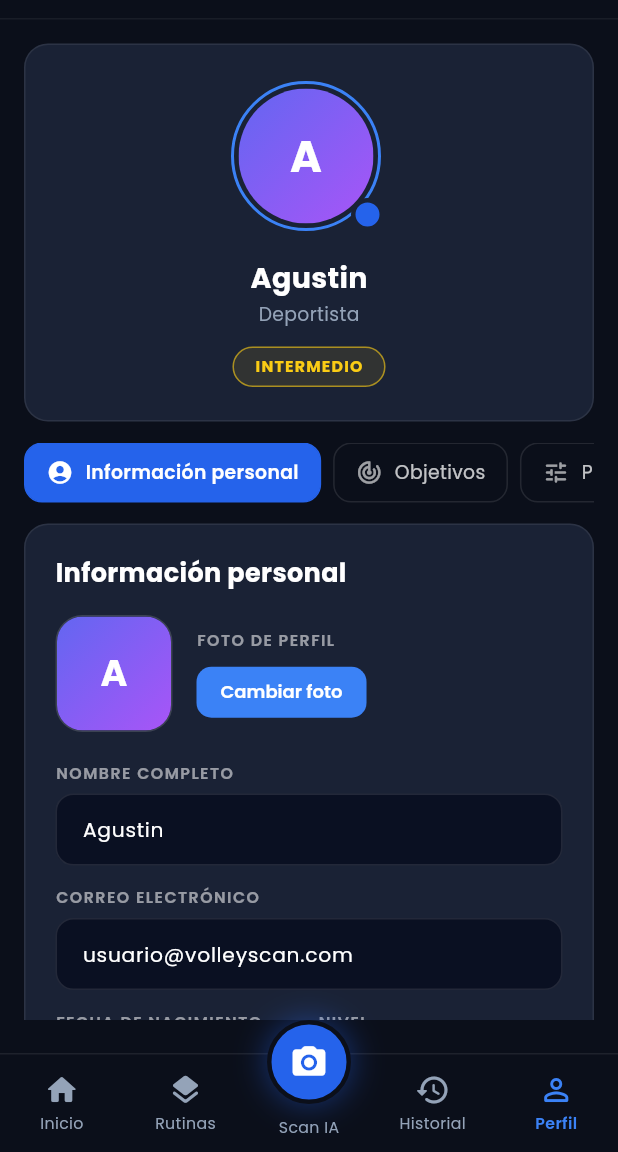
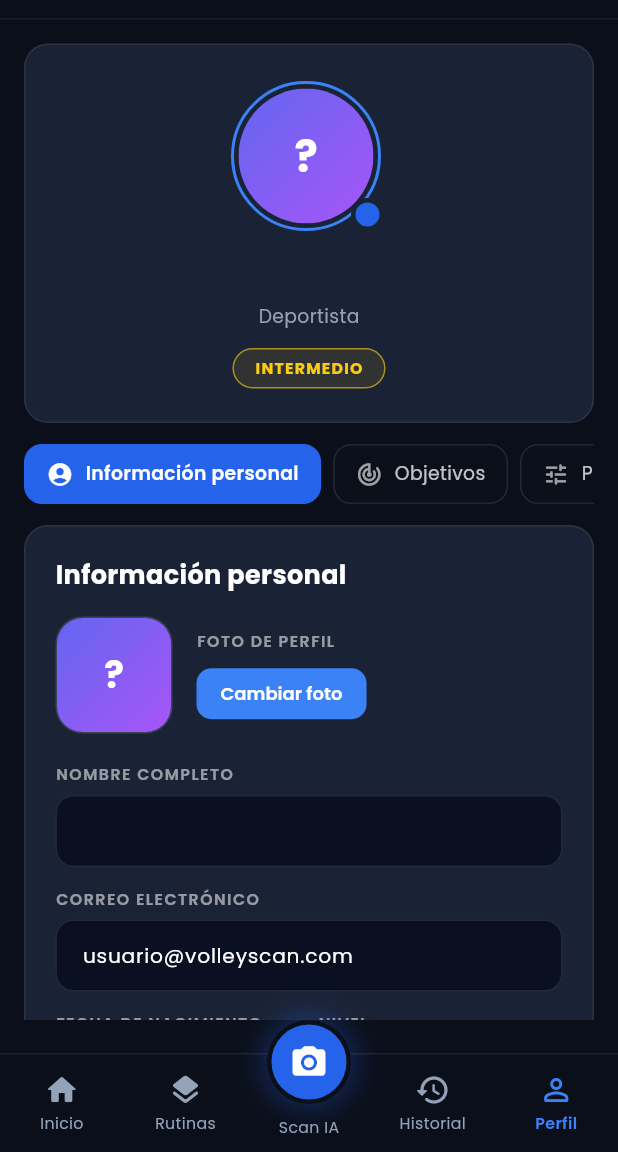
Before and after one commit to hellenstefany/volleyscan_flutter, a Flutter app: the ProfileScreen screen opened directly, on a phone screen of 412 x 824 dp, the part 84-1236 px from its top. Run offline on Flutter 3.47's test engine with Material 3 defaults, Android fonts, the phone set to English and light mode, and no system bars; our stand-ins replace flutter_secure_storage, google_fonts; accounts and stored records are empty; network calls fail.

Commit message:
chore(perfil): agregar image_picker y leer usuario real en lugar de Agustin

```diff
--- a/lib/screens/profile_screen.dart
+++ b/lib/screens/profile_screen.dart
@@ -15,7 +15,7 @@ import '../widgets/usuario/security_form.dart';
 
 /// Pantalla "Perfil de Usuario".
 class ProfileScreen extends StatefulWidget {
-  const ProfileScreen({super.key, this.userName = 'Agustin', this.photoPath});
+  const ProfileScreen({super.key, this.userName = '', this.photoPath});
 
   final String userName;
 
@@ -154,7 +154,7 @@ class _ProfileScreenState extends State<ProfileScreen> {
       padding: const EdgeInsets.fromLTRB(16, 12, 16, 12),
       decoration: BoxDecoration(
         border: Border(
-          bottom: BorderSide(color: Colors.white.withOpacity(0.06)),
+          bottom: BorderSide(color: Colors.white.withValues(alpha: 0.06)),
         ),
       ),
       child: Row(
@@ -167,7 +167,7 @@ class _ProfileScreenState extends State<ProfileScreen> {
               decoration: BoxDecoration(
                 color: DashColors.card,
                 borderRadius: BorderRadius.circular(14),
-                border: Border.all(color: Colors.white.withOpacity(0.1)),
+                border: Border.all(color: Colors.white.withValues(alpha: 0.1)),
               ),
               child: const Icon(
                 Icons.menu_rounded,
--- a/lib/utils/bottom_nav_router.dart
+++ b/lib/utils/bottom_nav_router.dart
@@ -17,7 +17,7 @@ void goToTab(
   BuildContext context,
   int index, {
   required int current,
-  String userName = 'Agustin',
+  String userName = '',
 }) {
   if (index == current) return;
 
--- a/lib/utils/drawer_router.dart
+++ b/lib/utils/drawer_router.dart
@@ -14,7 +14,7 @@ void goToMenuItem(
   BuildContext context,
   String id, {
   required String current,
-  String userName = 'Agustin',
+  String userName = '',
 }) {
   final nav = Navigator.of(context);
 
--- a/lib/widgets/usuario/menu_button.dart
+++ b/lib/widgets/usuario/menu_button.dart
@@ -19,16 +19,19 @@ class UserDrawer extends StatelessWidget {
   const UserDrawer({
     super.key,
     required this.selectedId,
-    this.userName = 'Agustin',
+    this.userName = '',
+    this.photoUrl,
   });
 
   final String selectedId;
   final String userName;
+  final String? photoUrl;
 
   @override
   Widget build(BuildContext context) {
     return DashboardDrawer(
       userName: userName,
+      photoUrl: photoUrl,
       selectedId: selectedId,
       onSelect: (id) =>
           goToMenuItem(context, id, current: selectedId, userName: userName),
--- a/lib/widgets/usuario/profile_avatar.dart
+++ b/lib/widgets/usuario/profile_avatar.dart
@@ -1,6 +1,8 @@
 import 'package:flutter/material.dart';
+import '../../services/api_service.dart';
 
-/// Foto de perfil. Si no hay imagen, muestra las iniciales sobre un degradado.
+/// Foto de perfil. Si no hay imagen o falla la carga, muestra las iniciales sobre un degradado.
+/// Soporta URLs de red (`http://`, `https://`), rutas relativas del backend (`/media/...`) y assets locales.
 /// Con [cornerRadius] es un cuadrado redondeado; sin él, un círculo.
 class ProfileAvatar extends StatelessWidget {
   const ProfileAvatar({
@@ -18,7 +20,8 @@ class ProfileAvatar extends StatelessWidget {
 
   String get _initials {
     final parts = name.trim().split(RegExp(r'\s+')).where((p) => p.isNotEmpty);
-    return parts.take(2).map((p) => p[0].toUpperCase()).join();
+    final res = parts.take(2).map((p) => p[0].toUpperCase()).join();
+    return res.isEmpty ? '?' : res;
   }
 
   @override
@@ -45,16 +48,30 @@ class ProfileAvatar extends StatelessWidget {
       ),
     );
 
-    final path = photoPath?.trim() ?? '';
-    final Widget image = path.isEmpty
-        ? fallback
-        : Image.asset(
-            path,
-            width: size,
-            height: size,
-            fit: BoxFit.cover,
-            errorBuilder: (_, _, _) => fallback,
-          );
+    final raw = photoPath?.trim() ?? '';
+    final Widget image;
+    if (raw.isEmpty) {
+      image = fallback;
+    } else if (raw.startsWith('http://') ||
+        raw.startsWith('https://') ||
+        raw.startsWith('/')) {
+      final resolved = ApiService.resolveMediaUrl(raw) ?? raw;
+      image = Image.network(
+        resolved,
+        width: size,
+        height: size,
+        fit: BoxFit.cover,
+        errorBuilder: (_, _, _) => fallback,
+      );
+    } else {
+      image = Image.asset(
+        raw,
+        width: size,
+        height: size,
+        fit: BoxFit.cover,
+        errorBuilder: (_, _, _) => fallback,
+      );
+    }
 
     return cornerRadius == null
         ? ClipOval(child: image)
--- a/pubspec.yaml
+++ b/pubspec.yaml
@@ -37,6 +37,7 @@ dependencies:
   google_fonts: ^8.2.1
   http: ^1.6.0
   flutter_secure_storage: ^11.2.0
+  image_picker: ^1.1.2
 
 dev_dependencies:
   flutter_test:
```
Also changed, not shown: lib/screens/dashboard_screen.dart (+16 -5 lines), lib/widgets/usuario/dashboard_drawer.dart (+66 -45 lines), pubspec.lock.
